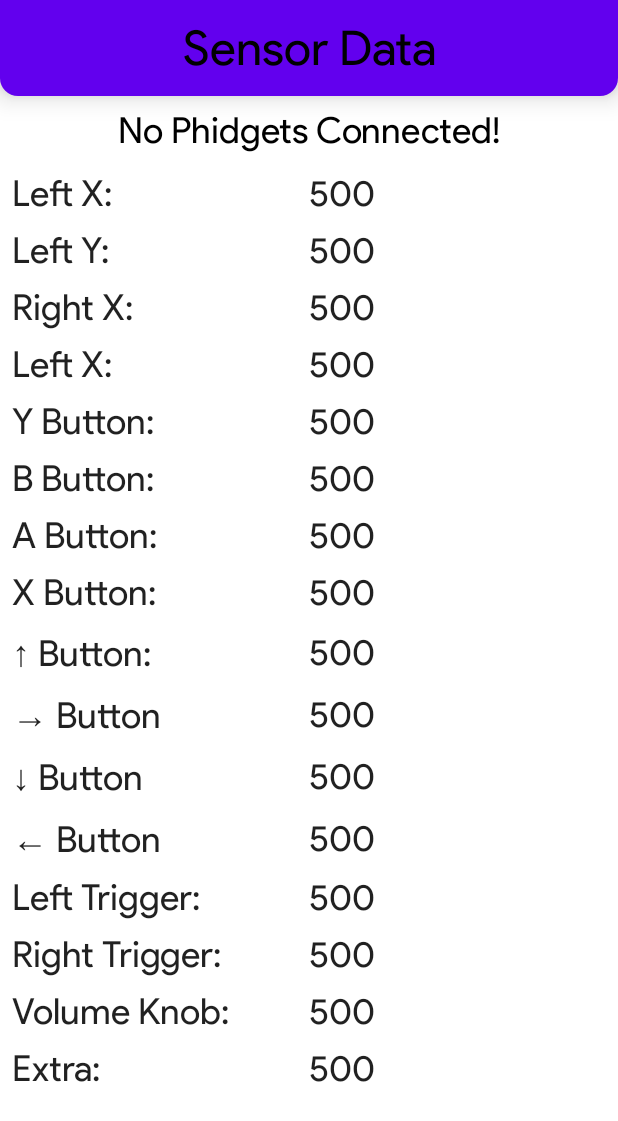
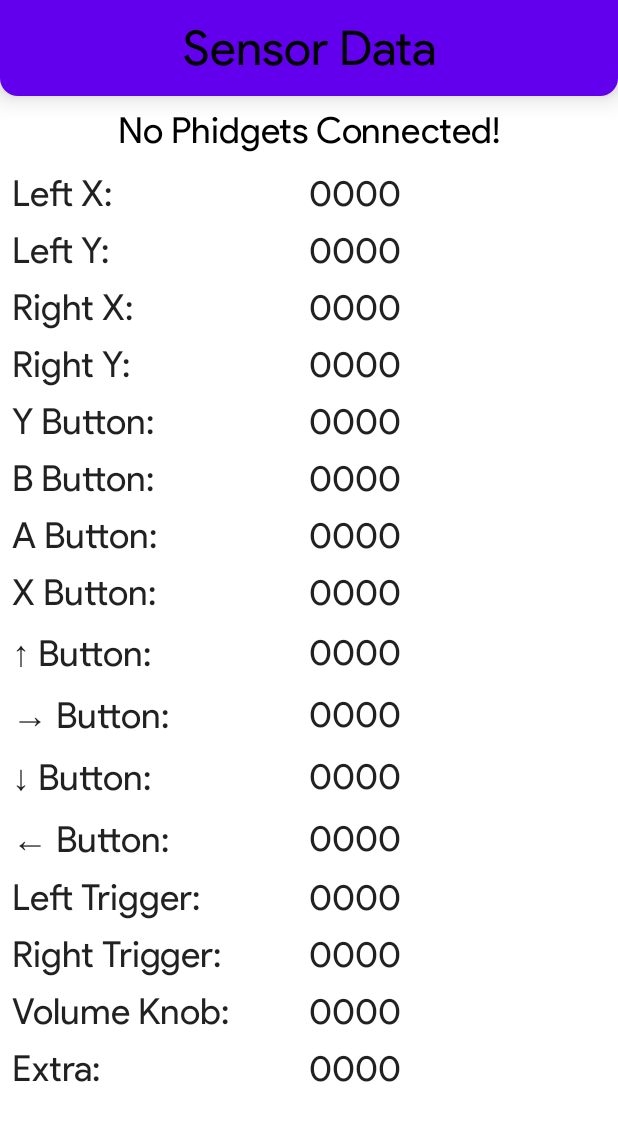
Before and after one commit to basshelal/PhidgetsController, an Android app: the screen it shows after launch (MainActivity), after a tap on "Sensor Data", on a phone screen of 412 x 824 dp. Shown: the top 1121 px of the screen. Run offline under Robolectric (Android 15) with nearby library versions, the phone set to English and light mode, and no system bars; our stand-ins replace RxJava; libraries missing offline, so code that uses them is left out: org.jetbrains.anko; 13 statements that could not run were skipped.

Commit message:
Fixed UI errors and added event changes for all sensors and renamed controller sensors

```diff
--- a/app/src/main/java/uk/whitecrescent/phidgetscontroller/Controller.kt
+++ b/app/src/main/java/uk/whitecrescent/phidgetscontroller/Controller.kt
@@ -22,17 +22,17 @@ object Controller {
         val LEFT_JOYSTICK_Y = Sensor(1)
         val RIGHT_JOYSTICK_X = Sensor(2)
         val RIGHT_JOYSTICK_Y = Sensor(3)
-        val FORCE_1 = Sensor(4) // Y Button
-        val FORCE_2 = Sensor(5) // B Button
-        val FORCE_3 = Sensor(6) // A Button
-        val FORCE_4 = Sensor(7) // X Button
-        val TOUCH_1 = Sensor(8) // DPad Up
-        val TOUCH_2 = Sensor(9) // DPad Right
-        val TOUCH_3 = Sensor(10) // DPad Down
-        val TOUCH_4 = Sensor(11) // DPad Left
-        val ROTATION = Sensor(12) // Left Trigger
-        val TRIGGER_L = Sensor(13) // Right Trigger
-        val TRIGGER_R = Sensor(14) // Volume Knob
+        val Y_BUTTON = Sensor(4)
+        val B_BUTTON = Sensor(5)
+        val A_BUTTON = Sensor(6)
+        val X_BUTTON = Sensor(7)
+        val UP_DPAD = Sensor(8)
+        val RIGHT_DPAD = Sensor(9)
+        val DOWN_DPAD = Sensor(10)
+        val LEFT_DPAD = Sensor(11)
+        val LEFT_TRIGGER = Sensor(12)
+        val RIGHT_TRIGGER = Sensor(13)
+        val VOLUME_KNOB = Sensor(14)
         val EXTRA = Sensor(15) // We have space for one more sensor!
 
         val ALL = listOf(
@@ -40,17 +40,17 @@ object Controller {
                 LEFT_JOYSTICK_Y,
                 RIGHT_JOYSTICK_X,
                 RIGHT_JOYSTICK_Y,
-                FORCE_1,
-                FORCE_2,
-                FORCE_3,
-                FORCE_4,
-                TOUCH_1,
-                TOUCH_2,
-                TOUCH_3,
-                TOUCH_4,
-                ROTATION,
-                TRIGGER_L,
-                TRIGGER_R,
+                Y_BUTTON,
+                B_BUTTON,
+                A_BUTTON,
+                X_BUTTON,
+                UP_DPAD,
+                RIGHT_DPAD,
+                DOWN_DPAD,
+                LEFT_DPAD,
+                LEFT_TRIGGER,
+                RIGHT_TRIGGER,
+                VOLUME_KNOB,
                 EXTRA
         ).sortedBy { it.index }
     }
--- a/app/src/main/java/uk/whitecrescent/phidgetscontroller/SensorInfoView.kt
+++ b/app/src/main/java/uk/whitecrescent/phidgetscontroller/SensorInfoView.kt
@@ -31,7 +31,7 @@ class SensorInfoView
             valueText = getString(R.styleable.SensorInfoView_valueText) ?: ""
         }.recycle()
 
-        valueText = "500"
+        valueText = "0000"
 
     }
 }
--- a/app/src/main/java/uk/whitecrescent/phidgetscontroller/fragments/SensorDataFragment.kt
+++ b/app/src/main/java/uk/whitecrescent/phidgetscontroller/fragments/SensorDataFragment.kt
@@ -47,10 +47,27 @@ class SensorDataFragment : BaseFragment() {
 
         Controller.doOnReady = { post { } }
 
+        // JoySticks
         Controller.Sensors.LEFT_JOYSTICK_X.onChange = { post { leftX_sensorInfoView.valueText = "$it" } }
         Controller.Sensors.LEFT_JOYSTICK_Y.onChange = { post { leftY_sensorInfoView.valueText = "$it" } }
         Controller.Sensors.RIGHT_JOYSTICK_X.onChange = { post { rightX_sensorInfoView.valueText = "$it" } }
         Controller.Sensors.RIGHT_JOYSTICK_Y.onChange = { post { rightY_sensorInfoView.valueText = "$it" } }
+        // Buttons
+        Controller.Sensors.Y_BUTTON.onChange = { post { yButton_sensorInfoView.valueText = "$it" } }
+        Controller.Sensors.B_BUTTON.onChange = { post { bButton_sensorInfoView.valueText = "$it" } }
+        Controller.Sensors.A_BUTTON.onChange = { post { aButton_sensorInfoView.valueText = "$it" } }
+        Controller.Sensors.X_BUTTON.onChange = { post { xButton_sensorInfoView.valueText = "$it" } }
+        // DPad
+        Controller.Sensors.UP_DPAD.onChange = { post { upButton_sensorInfoView.valueText = "$it" } }
+        Controller.Sensors.RIGHT_DPAD.onChange = { post { rightButton_sensorInfoView.valueText = "$it" } }
+        Controller.Sensors.DOWN_DPAD.onChange = { post { downButton_sensorInfoView.valueText = "$it" } }
+        Controller.Sensors.LEFT_DPAD.onChange = { post { leftButton_sensorInfoView.valueText = "$it" } }
+        // Triggers
+        Controller.Sensors.RIGHT_TRIGGER.onChange = { post { rightTrigger_sensorInfoView.valueText = "$it" } }
+        Controller.Sensors.LEFT_TRIGGER.onChange = { post { leftTrigger_sensorInfoView.valueText = "$it" } }
+        // Extras
+        Controller.Sensors.VOLUME_KNOB.onChange = { post { volumeKnob_sensorInfoView.valueText = "$it" } }
+        Controller.Sensors.EXTRA.onChange = { post { extra_sensorInfoView.valueText = "$it" } }
     }
 
     inline fun post(crossinline block: () -> Unit) = mainActivity.post(block)
--- a/app/src/main/res/layout/fragment_main.xml
+++ b/app/src/main/res/layout/fragment_main.xml
@@ -21,14 +21,16 @@
             android:layout_width="match_parent"
             android:layout_height="wrap_content"
             android:text="Controller View"
-            android:textAllCaps="false" />
+            android:textAllCaps="false"
+            android:textSize="18sp" />
 
         <Button
             android:id="@+id/sensorDataView_button"
             android:layout_width="match_parent"
             android:layout_height="wrap_content"
             android:text="Sensor Data"
-            android:textAllCaps="false" />
+            android:textAllCaps="false"
+            android:textSize="18sp" />
     </LinearLayout>
 
     <androidx.core.widget.NestedScrollView
--- a/app/src/main/res/layout/fragment_sensor_data.xml
+++ b/app/src/main/res/layout/fragment_sensor_data.xml
@@ -11,8 +11,8 @@
         android:layout_height="wrap_content"
         android:layout_marginTop="8dp"
         android:textAlignment="center"
+        android:textColor="@android:color/black"
         android:textSize="24sp"
-        android:textColor="@android:color/black"
         app:layout_constraintEnd_toEndOf="parent"
         app:layout_constraintStart_toStartOf="parent"
         app:layout_constraintTop_toTopOf="parent"
@@ -37,113 +37,97 @@
                 android:id="@+id/leftX_sensorInfoView"
                 android:layout_width="match_parent"
                 android:layout_height="wrap_content"
-                app:labelText="Left X:"
-                tools:valueText="500" />
+                app:labelText="Left X:" />
 
             <uk.whitecrescent.phidgetscontroller.SensorInfoView
                 android:id="@+id/leftY_sensorInfoView"
                 android:layout_width="match_parent"
                 android:layout_height="wrap_content"
-                app:labelText="Left Y:"
-                tools:valueText="500" />
+                app:labelText="Left Y:" />
 
             <uk.whitecrescent.phidgetscontroller.SensorInfoView
                 android:id="@+id/rightX_sensorInfoView"
                 android:layout_width="match_parent"
                 android:layout_height="wrap_content"
-                app:labelText="Right X:"
-                tools:valueText="500" />
+                app:labelText="Right X:" />
 
             <uk.whitecrescent.phidgetscontroller.SensorInfoView
                 android:id="@+id/rightY_sensorInfoView"
                 android:layout_width="match_parent"
                 android:layout_height="wrap_content"
-                app:labelText="Left X:"
-                tools:valueText="500" />
+                app:labelText="Right Y:" />
 
             <uk.whitecrescent.phidgetscontroller.SensorInfoView
                 android:id="@+id/yButton_sensorInfoView"
                 android:layout_width="match_parent"
                 android:layout_height="wrap_content"
-                app:labelText="Y Button:"
-                tools:valueText="500" />
+                app:labelText="Y Button:" />
 
             <uk.whitecrescent.phidgetscontroller.SensorInfoView
                 android:id="@+id/bButton_sensorInfoView"
                 android:layout_width="match_parent"
                 android:layout_height="wrap_content"
-                app:labelText="B Button:"
-                tools:valueText="500" />
+                app:labelText="B Button:" />
 
             <uk.whitecrescent.phidgetscontroller.SensorInfoView
                 android:id="@+id/aButton_sensorInfoView"
                 android:layout_width="match_parent"
                 android:layout_height="wrap_content"
-                app:labelText="A Button:"
-                tools:valueText="500" />
+                app:labelText="A Button:" />
 
             <uk.whitecrescent.phidgetscontroller.SensorInfoView
                 android:id="@+id/xButton_sensorInfoView"
                 android:layout_width="match_parent"
                 android:layout_height="wrap_content"
-                app:labelText="X Button:"
-                tools:valueText="500" />
+                app:labelText="X Button:" />
 
             <uk.whitecrescent.phidgetscontroller.SensorInfoView
                 android:id="@+id/upButton_sensorInfoView"
                 android:layout_width="match_parent"
                 android:layout_height="wrap_content"
-                app:labelText="↑ Button:"
-                tools:valueText="500" />
+                app:labelText="↑ Button:" />
 
             <uk.whitecrescent.phidgetscontroller.SensorInfoView
                 android:id="@+id/rightButton_sensorInfoView"
                 android:layout_width="match_parent"
                 android:layout_height="wrap_content"
-                app:labelText="→ Button"
-                tools:valueText="500" />
+                app:labelText="→ Button:" />
 
             <uk.whitecrescent.phidgetscontroller.SensorInfoView
                 android:id="@+id/downButton_sensorInfoView"
                 android:layout_width="match_parent"
                 android:layout_height="wrap_content"
-                app:labelText="↓ Button"
-                tools:valueText="500" />
+                app:labelText="↓ Button:" />
 
             <uk.whitecrescent.phidgetscontroller.SensorInfoView
                 android:id="@+id/leftButton_sensorInfoView"
                 android:layout_width="match_parent"
                 android:layout_height="wrap_content"
-                app:labelText="← Button"
-                tools:valueText="500" />
+                app:labelText="← Button:" />
 
             <uk.whitecrescent.phidgetscontroller.SensorInfoView
                 android:id="@+id/leftTrigger_sensorInfoView"
                 android:layout_width="match_parent"
                 android:layout_height="wrap_content"
-                app:labelText="Left Trigger:"
-                tools:valueText="500" />
+                app:labelText="Left Trigger:" />
 
             <uk.whitecrescent.phidgetscontroller.SensorInfoView
                 android:id="@+id/rightTrigger_sensorInfoView"
                 android:layout_width="match_parent"
                 android:layout_height="wrap_content"
-                app:labelText="Right Trigger:"
-                tools:valueText="500" />
+                app:labelText="Right Trigger:" />
 
             <uk.whitecrescent.phidgetscontroller.SensorInfoView
                 android:id="@+id/volumeKnob_sensorInfoView"
                 android:layout_width="match_parent"
                 android:layout_height="wrap_content"
-                app:labelText="Volume Knob:"
-                tools:valueText="500" />
+                app:labelText="Volume Knob:" />
 
             <uk.whitecrescent.phidgetscontroller.SensorInfoView
                 android:id="@+id/extra_sensorInfoView"
                 android:layout_width="match_parent"
                 android:layout_height="wrap_content"
-                app:labelText="Extra:"
-                tools:valueText="500" />
+                app:labelText="Extra:" />
         </LinearLayout>
 
     </androidx.core.widget.NestedScrollView>
--- a/app/src/main/res/layout/view_sensor_info.xml
+++ b/app/src/main/res/layout/view_sensor_info.xml
@@ -29,6 +29,6 @@
         app:layout_constraintEnd_toEndOf="parent"
         app:layout_constraintStart_toEndOf="@id/sensorLabel_textView"
         app:layout_constraintTop_toTopOf="@id/sensorLabel_textView"
-        tools:text="500" />
+        tools:text="0000" />
 
 </androidx.constraintlayout.widget.ConstraintLayout>
--- a/app/src/main/res/values/styles.xml
+++ b/app/src/main/res/values/styles.xml
@@ -1,7 +1,7 @@
 <resources>
 
     <!-- Base application theme. -->
-    <style name="AppTheme" parent="Theme.MaterialComponents.DayNight.NoActionBar">
+    <style name="AppTheme" parent="Theme.MaterialComponents.Light.NoActionBar">
         <!-- Customize your theme here. -->
         <item name="colorPrimary">@color/colorPrimary</item>
         <item name="colorPrimaryDark">@color/colorPrimaryDark</item>
```
